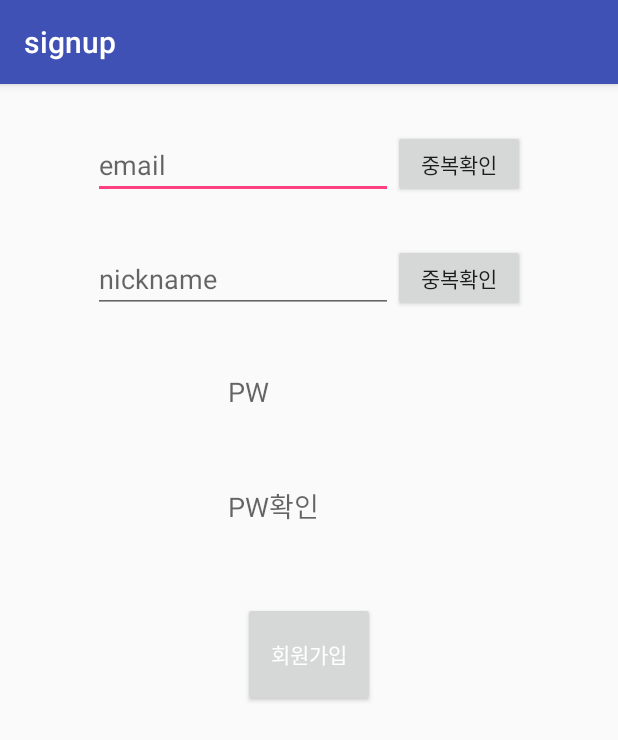
After one commit to HansungUnderDog/underdog_android, an Android app: the SignupActivity screen opened directly, with no data from a screen before it, on a phone screen of 412 x 824 dp. The commit adds this screen. Shown: the top 740 px of the screen. Run offline under Robolectric (Android 15) with nearby library versions, the phone set to English and light mode, and no system bars; our stand-ins replace ButterKnife; 2 statements that could not run were skipped.

```diff
--- a/app/build.gradle
+++ b/app/build.gradle
@@ -4,7 +4,7 @@ android {
     compileSdkVersion 27
     defaultConfig {
         applicationId "cse.underdog.org.underdog_client"
-        minSdkVersion 22
+        minSdkVersion 21
         targetSdkVersion 27
         versionCode 1
         versionName "1.0"
@@ -33,4 +33,5 @@ dependencies {
     implementation 'com.squareup.okhttp3:okhttp-urlconnection:3.0.1'
     implementation 'com.squareup.okhttp3:logging-interceptor:3.0.1'
     implementation 'com.android.support:recyclerview-v7:27.1.0'
+    implementation 'com.android.support:design:27.1.0'
 }
--- a/app/src/main/java/cse/underdog/org/underdog_client/LoginUserInfo.java
+++ b/app/src/main/java/cse/underdog/org/underdog_client/LoginUserInfo.java
@@ -2,9 +2,6 @@ package cse.underdog.org.underdog_client;
 
 import cse.underdog.org.underdog_client.login.UserInfo;
 
-/**
- * Created by SungSoo on 2017-07-01.
- */
 
 public class LoginUserInfo {
     private static LoginUserInfo instance = null;
--- /dev/null
+++ b/app/src/main/java/cse/underdog/org/underdog_client/login/SignupActivity.java
@@ -0,0 +1,100 @@
+package cse.underdog.org.underdog_client.login;
+
+import android.content.Intent;
+import android.support.v7.app.AppCompatActivity;
+import android.os.Bundle;
+import android.view.View;
+import android.widget.Button;
+import android.widget.EditText;
+import android.widget.ImageView;
+import android.widget.Toast;
+
+import butterknife.BindView;
+import butterknife.ButterKnife;
+import cse.underdog.org.underdog_client.MainActivity;
+import cse.underdog.org.underdog_client.R;
+import cse.underdog.org.underdog_client.application.ApplicationController;
+import cse.underdog.org.underdog_client.network.NetworkService;
+
+public class SignupActivity extends AppCompatActivity {
+    private static final String TAG = "Signup";
+
+    @BindView(R.id.edittext_signup_password)
+    EditText editTextPassword;
+    @BindView(R.id.edittext_signup_email)
+    EditText editTextEmail;
+    @BindView(R.id.button_signup_email)
+    EditText buttonEmail;
+    @BindView(R.id.edittext_signup_nickname)
+    EditText editTextNickname;
+    @BindView(R.id.button_signup_nickname)
+    EditText buttonNickname;
+    @BindView(R.id.edittext_signup_passwordre)
+    EditText editTextPasswordRe;
+    @BindView(R.id.button_signup)
+    Button buttonSignup;
+
+    private NetworkService service;
+
+    @Override
+    protected void onCreate(Bundle savedInstanceState) {
+        super.onCreate(savedInstanceState);
+        setContentView(R.layout.activity_signup);
+        ButterKnife.bind(this);
+
+        service = ApplicationController.getInstance().getNetworkService();
+
+        buttonSignup.setOnClickListener(new View.OnClickListener() {
+            @Override
+            public void onClick(View v) {
+                //checkSignup();
+                if (isValid()) {
+                    Intent intent = new Intent(getBaseContext(), LoginActivity.class);
+                    startActivity(intent);
+                }
+            }
+        });
+        /*agreementImageView.setOnClickListener(new View.OnClickListener() {
+            @Override
+            public void onClick(View v) {
+                Intent intent = new Intent(SignupActivity.this, AgreeActivity.class);
+                startActivity(intent);
+
+            }
+        });*/
+    }
+
+    private boolean isValid() {
+        String email = editTextEmail.getText().toString();
+        String password = editTextPassword.getText().toString();
+        String rePassword = editTextPasswordRe.getText().toString();
+
+        String regEmail = "^[_a-zA-Z0-9-\\.]+@[\\.a-zA-Z0-9-]+\\.[a-zA-Z]+$";
+
+        if (email.equals("")) {
+            //이메일 미입력
+            Toast.makeText(getBaseContext(), "이메일을 입력해주세요.", Toast.LENGTH_SHORT).show();
+            return false;
+        }
+        if (password.equals("") || rePassword.equals("")) {
+            //비밀번호 미입력
+            Toast.makeText(getBaseContext(), "비밀번호를 입력해주세요.", Toast.LENGTH_SHORT).show();
+            return false;
+        }
+
+        if (!email.matches(regEmail)) {
+            //이메일 형식을 맞추지 않았을 때,
+            Toast.makeText(getBaseContext(), "이메일 형식을 올바르게 입력해주세요.", Toast.LENGTH_SHORT).show();
+            editTextEmail.requestFocus();
+            return false;
+        }
+        if (!password.equals(rePassword)) {
+            //두 비밀번호가 같지 않을 때,
+            Toast.makeText(getBaseContext(), "비밀번호가 일치하지 않습니다. 다시 한번 확인해주세요.", Toast.LENGTH_SHORT).show();
+            editTextPasswordRe.requestFocus();
+            return false;
+        }
+
+        return true;
+    }
+}
--- /dev/null
+++ b/app/src/main/res/layout/activity_signup.xml
@@ -0,0 +1,93 @@
+<?xml version="1.0" encoding="utf-8"?>
+<LinearLayout xmlns:android="http://schemas.android.com/apk/res/android"
+    xmlns:app="http://schemas.android.com/apk/res-auto"
+    android:orientation="vertical"
+    android:layout_width="match_parent"
+    android:layout_height="match_parent"
+    android:gravity="center_horizontal">
+
+    <LinearLayout
+        android:layout_marginTop="30.5dp"
+        android:layout_width="wrap_content"
+        android:layout_height="wrap_content">
+
+        <EditText
+            android:id="@+id/edittext_signup_email"
+            android:layout_width="200dp"
+            android:layout_height="45.15dp"
+            android:hint="email"
+            android:inputType="textEmailAddress" />
+
+        <Button
+            android:id="@+id/button_signup_email"
+            android:layout_width="wrap_content"
+            android:layout_height="match_parent"
+            android:text="중복확인" />
+
+    </LinearLayout>
+
+    <LinearLayout
+        android:layout_marginTop="30.5dp"
+        android:layout_width="wrap_content"
+        android:layout_height="wrap_content">
+
+        <EditText
+            android:id="@+id/edittext_signup_nickname"
+            android:layout_width="200dp"
+            android:layout_height="45.15dp"
+            android:hint="nickname"
+            android:inputType="textPassword" />
+
+        <Button
+            android:id="@+id/button_signup_nickname"
+            android:layout_width="wrap_content"
+            android:layout_height="match_parent"
+            android:text="중복확인" />
+    </LinearLayout>
+
+    <LinearLayout
+        android:layout_marginTop="30.5dp"
+        android:layout_width="267.2dp"
+        android:layout_height="wrap_content">
+
+        <EditText
+            android:id="@+id/edittext_signup_password"
+            android:layout_width="match_parent"
+            android:layout_height="45.15dp"
+            android:layout_marginLeft="80dp"
+            android:background="@null"
+            android:ems="8"
+            android:hint="PW"
+            android:inputType="textPassword"
+            android:textColor="#FFFFFF" />
+    </LinearLayout>
+
+    <LinearLayout
+        android:layout_marginTop="30.5dp"
+        android:layout_width="267.2dp"
+        android:layout_height="wrap_content">
+
+        <EditText
+            android:id="@+id/edittext_signup_passwordre"
+            android:layout_width="match_parent"
+            android:layout_height="45.15dp"
+            android:layout_marginLeft="80dp"
+            android:background="@null"
+            android:ems="8"
+            android:hint="PW확인"
+            android:inputType="textPassword"
+            android:textColor="#FFFFFF" />
+    </LinearLayout>
+
+
+    <Button
+        android:id="@+id/button_signup"
+        android:layout_width="wrap_content"
+        android:layout_height="70dp"
+        android:layout_gravity="center"
+        android:layout_marginTop="41.5dp"
+        android:text="회원가입"
+        android:textColor="#FFFFFF" />
+
+
+</LinearLayout>
--- a/app/src/main/res/values/styles.xml
+++ b/app/src/main/res/values/styles.xml
@@ -8,4 +8,5 @@
         <item name="colorAccent">@color/colorAccent</item>
     </style>
 
+
 </resources>
--- a/build.gradle
+++ b/build.gradle
@@ -7,7 +7,7 @@ buildscript {
         jcenter()
     }
     dependencies {
-        classpath 'com.android.tools.build:gradle:3.1.0'
+        classpath 'com.android.tools.build:gradle:3.1.1'
 
 
         // NOTE: Do not place your application dependencies here; they belong
```
Also changed, not shown: app/src/main/AndroidManifest.xml (+7 -1 lines), app/src/main/java/cse/underdog/org/underdog_client/login/LoginActivity.java (+22 -53 lines), app/src/main/java/cse/underdog/org/underdog_client/login/LoginResult.java (+5 -3 lines), app/src/main/java/cse/underdog/org/underdog_client/timeline/TimelineActivity.java (added, +15 -0 lines), app/src/main/res/layout/activity_timeline.xml (added, +31 -0 lines).
